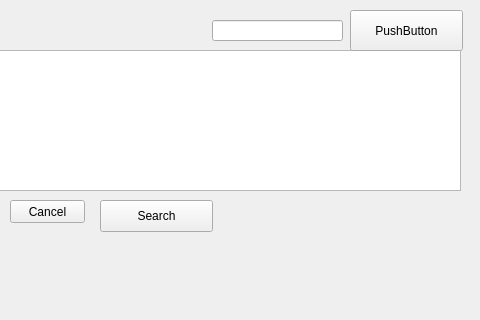
Old version of the form gui.ui in the repository annakrih/T113VLN1-3; both pictures show x 320 to 800 and y 0 to 320 of the 800 by 600 pixel window.
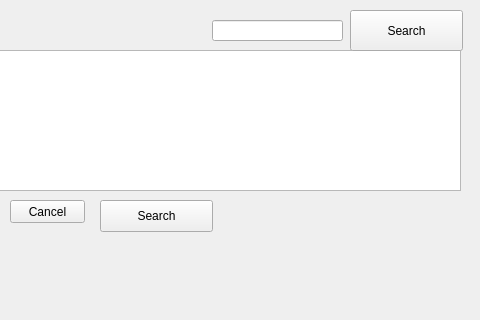
New version of the form.

Commit message: Search button

Diff of the .ui file:
```diff
--- a/gui.ui
+++ b/gui.ui
@@ -131,7 +131,7 @@
      </rect>
     </property>
     <property name="text">
-     <string>PushButton</string>
+     <string>Search</string>
     </property>
    </widget>
    <widget class="QLineEdit" name="lineEdit">
```
Left out of the diff: 6 changed lines with no effect on the pictures.
